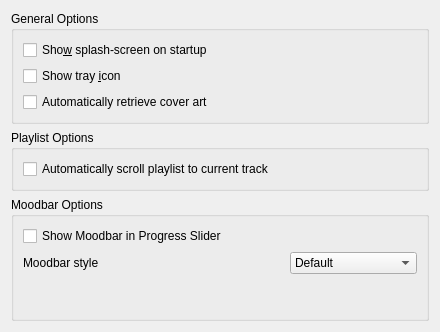
The window that src/configdialog/dialogs/GeneralConfig.ui (KDE/amarok) describes before a commit, drawn with Qt 5.
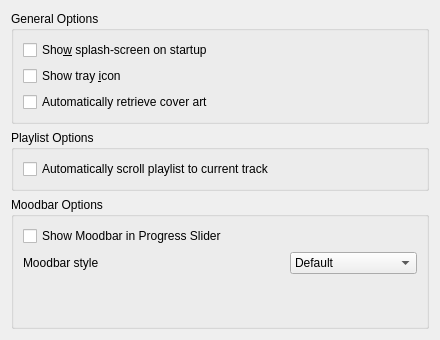
The same window after the commit.

Commit message:
Hackaround (not even worthy of being called a workaround) for the hang in the settings dialog when opening a service config panel.
This apparently happens whenever the vertical scrollbar has to be shown in the KPluginSelector, so perhaps this is really a bug there?
The Hackaround was to make the general config panel slightly taller, so that with the current selection of plugins the scrollbar is not needed. Of course, this is very fragile and can break on differnt styles, font sizes, more
services getting added, your cat having a bad hair day, ....

Patch:
```diff
--- a/src/configdialog/dialogs/GeneralConfig.ui
+++ b/src/configdialog/dialogs/GeneralConfig.ui
@@ -7,9 +7,15 @@
     <x>0</x>
     <y>0</y>
     <width>440</width>
-    <height>332</height>
+    <height>340</height>
    </rect>
   </property>
+  <property name="minimumSize">
+   <size>
+    <width>0</width>
+    <height>340</height>
+   </size>
+  </property>
   <layout class="QVBoxLayout" name="verticalLayout">
    <item>
     <widget class="QGroupBox" name="generalBox">
```
